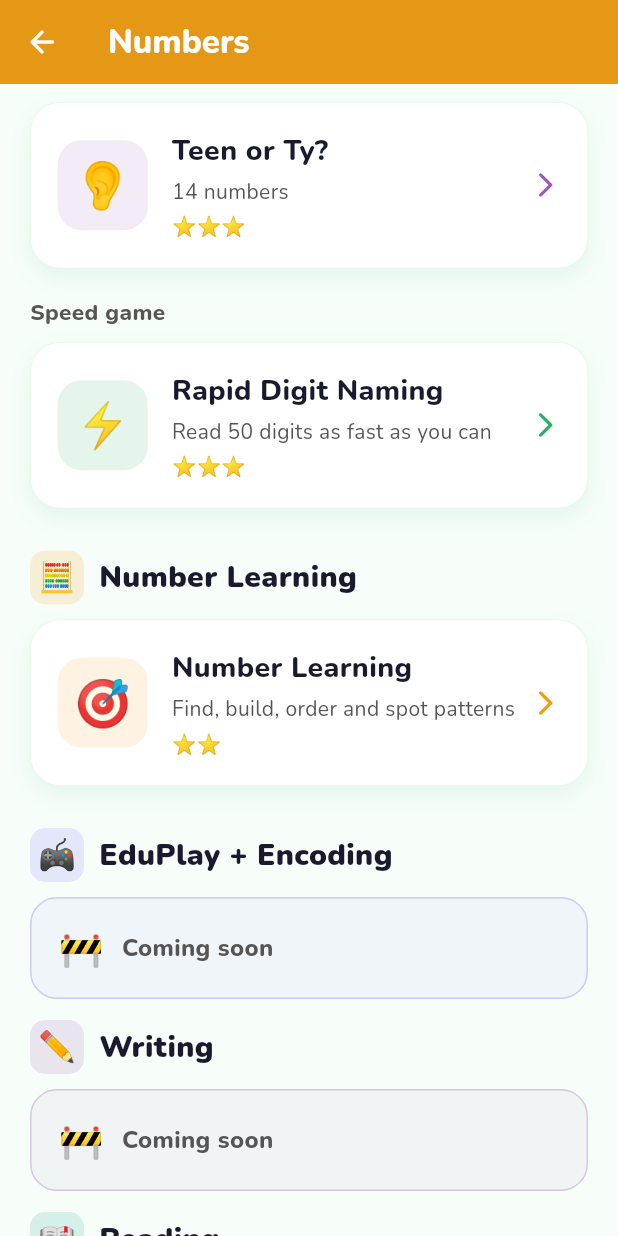
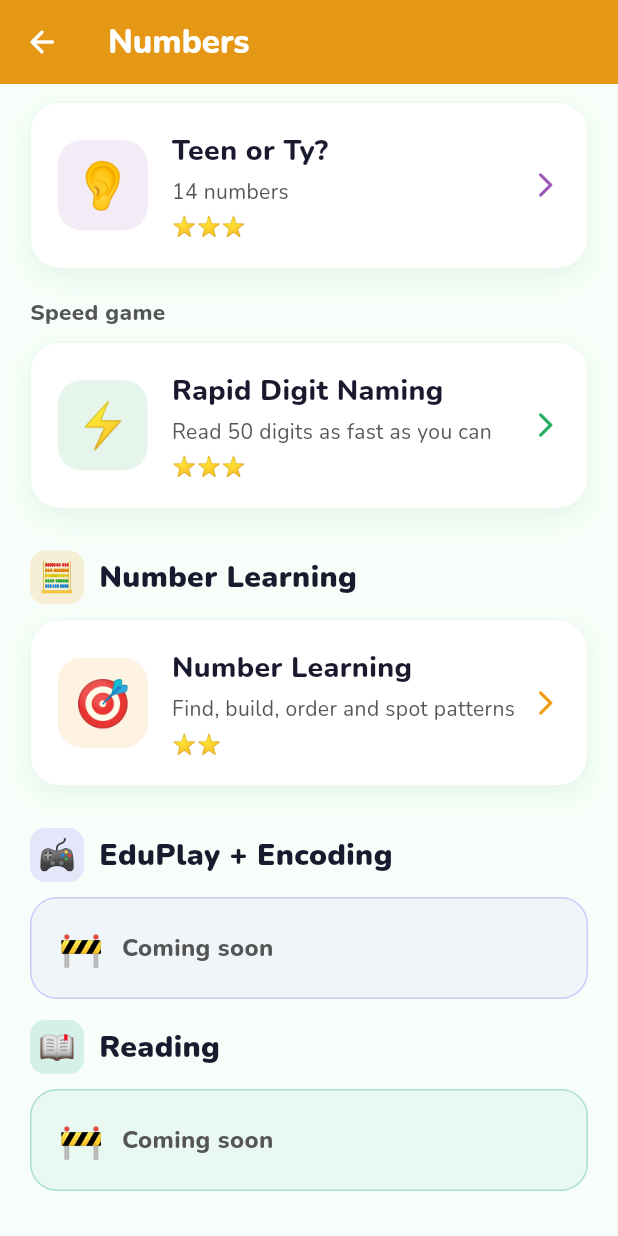
Before and after one commit to imalkalakshitha/Smart-Reading-Buddy, a Flutter app: the NumbersHubScreen screen opened by its route, scrolled down 454 dp, on a phone screen of 412 x 824 dp. Run offline on Flutter 3.47's test engine with Material 3 defaults, Android fonts, the phone set to English and light mode, and no system bars; drawn by our look-alikes of flutter_animate; our stand-ins replace audioplayers, fl_chart, flutter_blue_plus, flutter_tts, google_fonts, pdf and 5 more; missing offline and left inert: record, tflite_flutter; accounts and stored records are empty; statements that could not run were skipped.

Commit message:
Numbers hub: remove Writing section
Drop the Writing "Coming soon" section from the Numbers hub. Pronunciation,
Number Learning, EduPlay + Encoding and Reading stay in the same order.

Co-Authored-By: Claude Opus 5.5 <noreply@anthropic.com>

```diff
--- a/lib/screens/numbers/numbers_hub_screen.dart
+++ b/lib/screens/numbers/numbers_hub_screen.dart
@@ -9,9 +9,9 @@ import 'number_word_session_screen.dart';
 import 'rapid_digit_naming_screen.dart';
 
 /// Numbers — a shared, cross-module feature reached only from the Home
-/// screen (AppRouter.numbers). ENGLISH ONLY. One section per team
-/// function; only Pronunciation has activities so far, the others show
-/// "Coming soon".
+/// screen (AppRouter.numbers). ENGLISH ONLY. Sections: Pronunciation and
+/// Number Learning (live), then EduPlay + Encoding and Reading ("Coming
+/// soon").
 class NumbersHubScreen extends StatelessWidget {
   const NumbersHubScreen({super.key});
 
@@ -122,12 +122,6 @@ class NumbersHubScreen extends StatelessWidget {
               title: 'EduPlay + Encoding',
               color: Color(0xFF7B61FF),
             ).animate(delay: 500.ms).fadeIn().slideY(begin: 0.3),
-            const SizedBox(height: 14),
-            const _ComingSoonSection(
-              emoji: '✏️',
-              title: 'Writing',
-              color: AppColors.writing,
-            ).animate(delay: 560.ms).fadeIn().slideY(begin: 0.3),
             const SizedBox(height: 14),
             const _ComingSoonSection(
               emoji: '📖',
```
